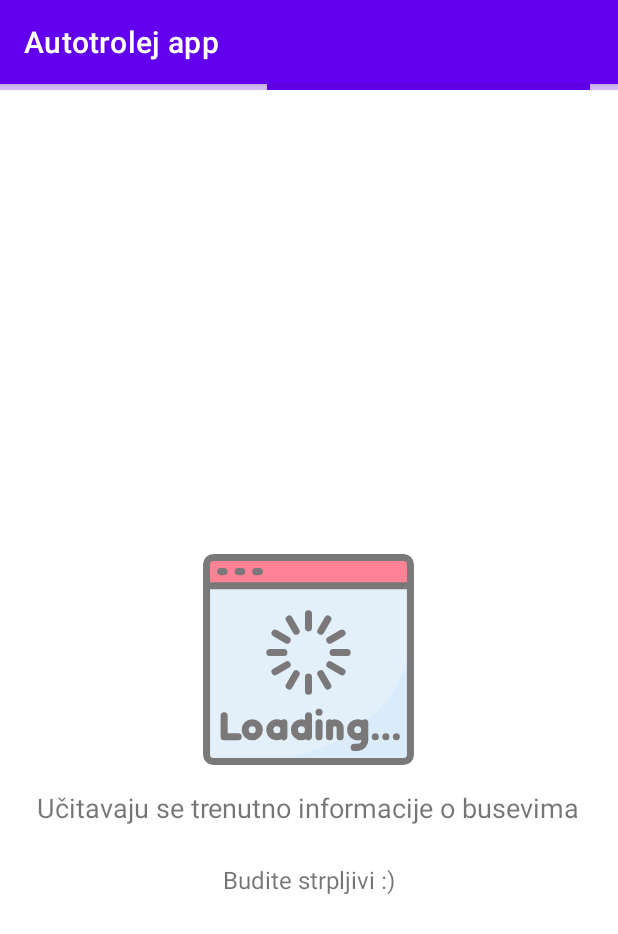
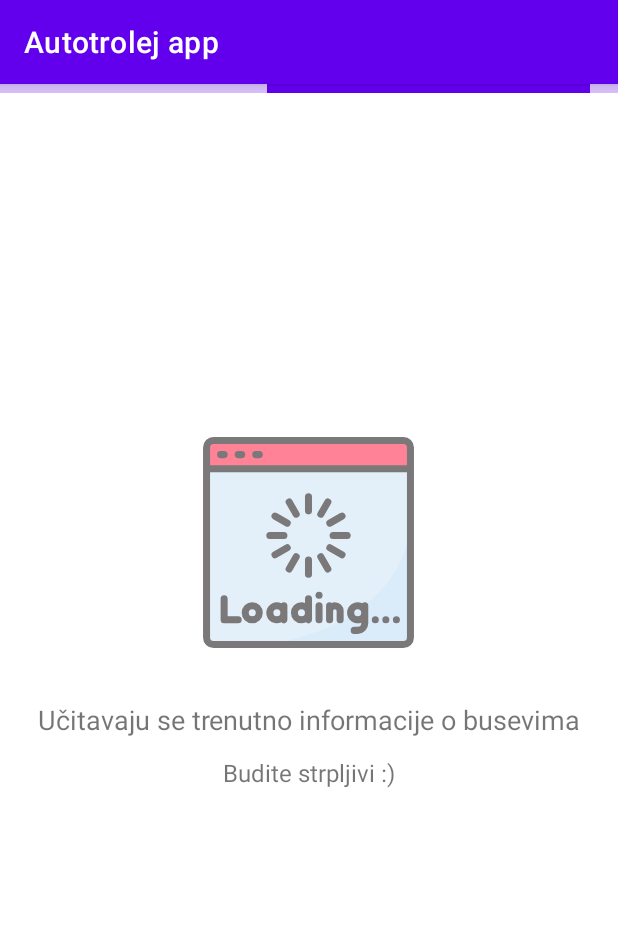
Before and after one commit to bgilja/autotrolej-app, an Android app: the MainApplicationActivity screen opened directly, with no data from a screen before it, on a phone screen of 412 x 824 dp. Shown: the top 934 px of the screen. Run offline under Robolectric (Android 15) with nearby library versions, the phone set to English and light mode, and no system bars.

Commit message:
changed main loading page

```diff
--- a/Autotrolejapp/app/src/main/res/layout/activity_main_application.xml
+++ b/Autotrolejapp/app/src/main/res/layout/activity_main_application.xml
@@ -1,46 +1,72 @@
 <?xml version="1.0" encoding="utf-8"?>
-<RelativeLayout xmlns:android="http://schemas.android.com/apk/res/android"
+<androidx.constraintlayout.widget.ConstraintLayout xmlns:android="http://schemas.android.com/apk/res/android"
     xmlns:app="http://schemas.android.com/apk/res-auto"
     xmlns:tools="http://schemas.android.com/tools"
+    android:id="@+id/relativeLayout"
     android:layout_width="match_parent"
     android:layout_height="match_parent"
     tools:context=".MainApplicationActivity">
 
     <!-- Linear progress indicator -->
     <com.google.android.material.progressindicator.LinearProgressIndicator
+        android:id="@+id/linearProgressIndicator"
         android:layout_width="match_parent"
         android:layout_height="wrap_content"
-        android:indeterminate="true" />
+        android:indeterminate="true"
+        app:trackThickness="6dp"
+        app:layout_constraintStart_toStartOf="parent"
+        app:layout_constraintTop_toTopOf="parent" />
 
     <ImageView
         android:id="@+id/imageview_bus_timetable"
         android:layout_width="wrap_content"
         android:layout_height="wrap_content"
+        android:layout_centerInParent="true"
         android:layout_centerVertical="true"
-        android:layout_centerInParent="true"
+        android:layout_marginBottom="160dp"
         android:adjustViewBounds="false"
         android:alpha="0.6"
         android:src="@drawable/ic_loading"
-        android:visibility="visible" />
+        android:visibility="visible"
+        app:layout_constraintBottom_toBottomOf="parent"
+        app:layout_constraintHorizontal_bias="0.498"
+        app:layout_constraintLeft_toLeftOf="parent"
+        app:layout_constraintRight_toRightOf="parent"
+        app:layout_constraintTop_toTopOf="parent"
+        app:layout_constraintVertical_bias="0.503" />
 
     <TextView
         android:id="@+id/textview"
         android:layout_width="wrap_content"
         android:layout_height="48dp"
-        android:layout_below="@id/imageview_bus_timetable"
-        android:layout_centerInParent="true"
+        android:layout_centerHorizontal="true"
+        android:layout_centerVertical="true"
+        android:layout_marginTop="80dp"
         android:gravity="center"
         android:text="Učitavaju se trenutno informacije o busevima"
-        android:textSize="18sp" />
+        android:textSize="18sp"
+        app:layout_constraintBottom_toBottomOf="parent"
+        app:layout_constraintLeft_toLeftOf="parent"
+        app:layout_constraintRight_toRightOf="parent"
+        app:layout_constraintTop_toBottomOf="@id/imageview_bus_timetable"
+        app:layout_constraintTop_toTopOf="parent" />
+
     <TextView
         android:id="@+id/textview_under"
         android:layout_width="wrap_content"
         android:layout_height="48dp"
         android:layout_below="@id/textview"
-        android:layout_centerInParent="true"
+        android:layout_centerHorizontal="true"
+        android:layout_centerVertical="true"
+        android:layout_marginTop="150dp"
         android:gravity="center"
         android:text="Budite strpljivi :)"
-        android:textSize="16sp" />
+        android:textSize="16sp"
+        app:layout_constraintBottom_toBottomOf="parent"
+        app:layout_constraintLeft_toLeftOf="parent"
+        app:layout_constraintRight_toRightOf="parent"
+        app:layout_constraintTop_toBottomOf="@id/textview"
+        app:layout_constraintTop_toTopOf="parent" />
     <!--<TextView
         android:id="@+id/textView"
         android:layout_width="wrap_content"
@@ -49,4 +75,4 @@
         tools:layout_editor_absoluteX="200dp"
         tools:layout_editor_absoluteY="359dp" />-->
 
-</RelativeLayout>
+</androidx.constraintlayout.widget.ConstraintLayout>
```
